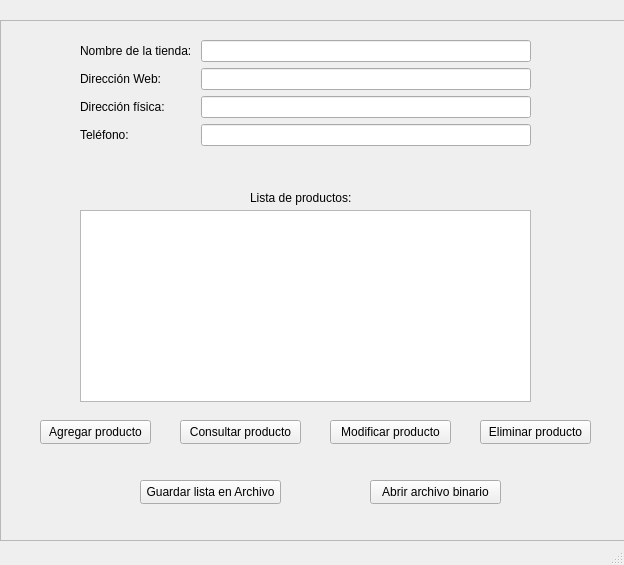
First picture: the form in ControlTienda_ui/mainwindow.ui, repository YasmynCH/Tarea-IV, before the edit.
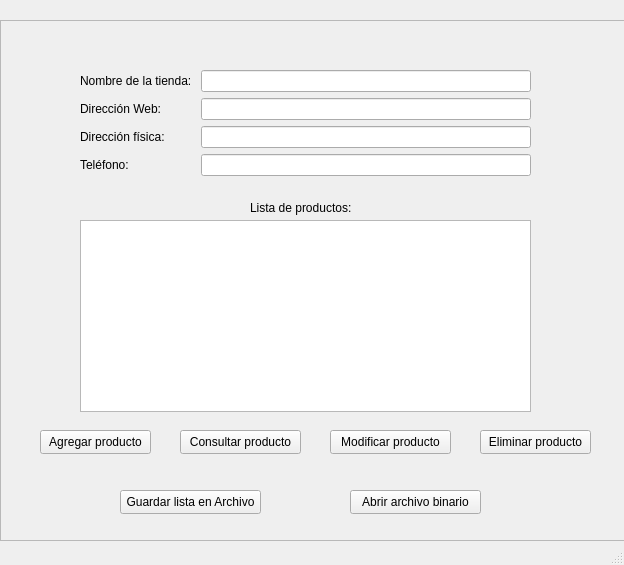
Second picture: the form after the edit. Icons and pictures are not drawn.

Patch:
```diff
--- a/ControlTienda_ui/mainwindow.ui
+++ b/ControlTienda_ui/mainwindow.ui
@@ -33,7 +33,7 @@
      <property name="geometry">
       <rect>
        <x>80</x>
-       <y>20</y>
+       <y>50</y>
        <width>451</width>
        <height>122</height>
       </rect>
@@ -85,7 +85,7 @@
      <property name="geometry">
       <rect>
        <x>40</x>
-       <y>400</y>
+       <y>410</y>
        <width>111</width>
        <height>24</height>
       </rect>
@@ -98,7 +98,7 @@
      <property name="geometry">
       <rect>
        <x>180</x>
-       <y>400</y>
+       <y>410</y>
        <width>121</width>
        <height>24</height>
       </rect>
@@ -111,7 +111,7 @@
      <property name="geometry">
       <rect>
        <x>330</x>
-       <y>400</y>
+       <y>410</y>
        <width>121</width>
        <height>24</height>
       </rect>
@@ -124,7 +124,7 @@
      <property name="geometry">
       <rect>
        <x>480</x>
-       <y>400</y>
+       <y>410</y>
        <width>111</width>
        <height>24</height>
       </rect>
@@ -136,8 +136,8 @@
     <widget class="QPushButton" name="btnAbrirArchivo">
      <property name="geometry">
       <rect>
-       <x>370</x>
-       <y>460</y>
+       <x>350</x>
+       <y>470</y>
        <width>131</width>
        <height>24</height>
       </rect>
@@ -150,7 +150,7 @@
      <property name="geometry">
       <rect>
        <x>80</x>
-       <y>190</y>
+       <y>200</y>
        <width>451</width>
        <height>192</height>
       </rect>
@@ -160,7 +160,7 @@
      <property name="geometry">
       <rect>
        <x>250</x>
-       <y>170</y>
+       <y>180</y>
        <width>111</width>
        <height>16</height>
       </rect>
@@ -172,8 +172,8 @@
     <widget class="QPushButton" name="btnGuardarArchivo">
      <property name="geometry">
       <rect>
-       <x>140</x>
-       <y>460</y>
+       <x>120</x>
+       <y>470</y>
        <width>141</width>
        <height>24</height>
       </rect>
```
Left out of the diff: 25 changed lines with no effect on the pictures.
